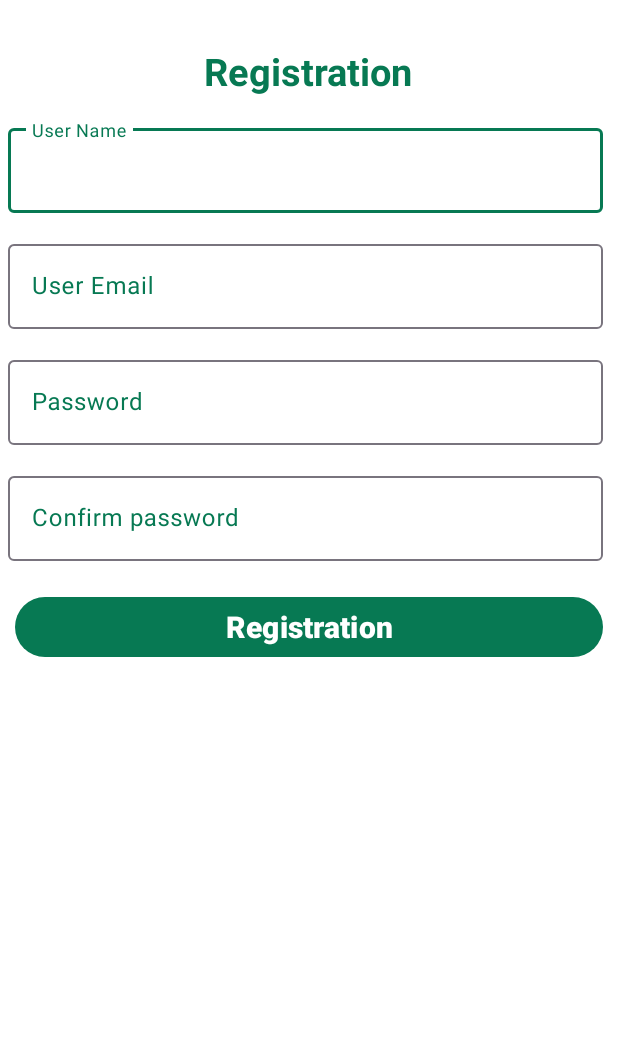
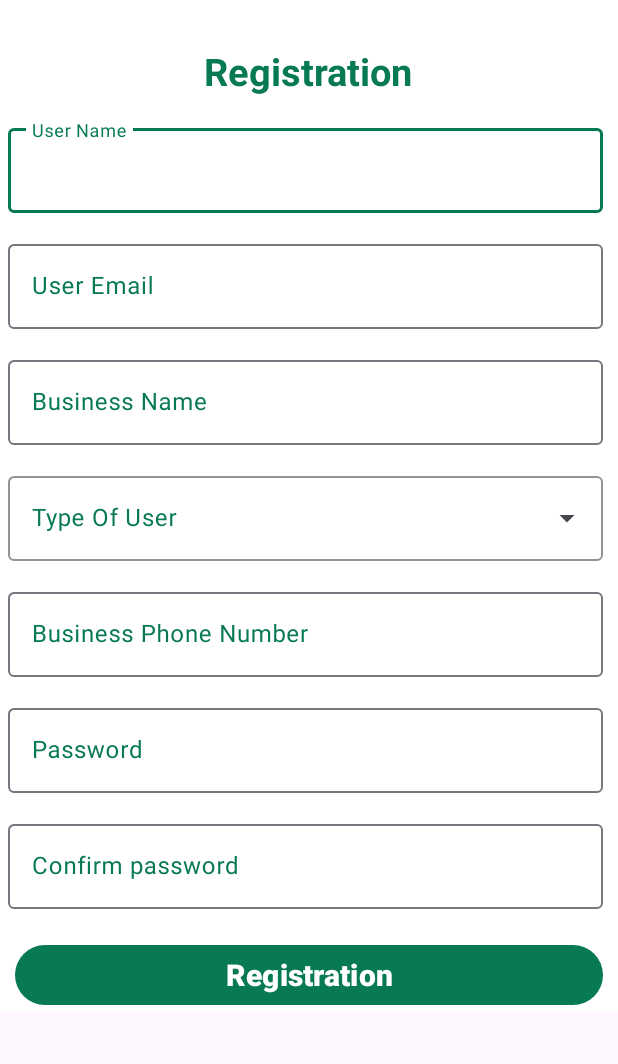
Before and after one commit to RiddhiSGithub/Compostify, an Android app: the layout activity_registration.xml on its own in the app's theme, with its tools: preview values and no code run, on a phone screen of 412 x 824 dp, the part 161-1225 px from its top. Run offline under Robolectric (Android 15) with nearby library versions, the phone set to English and light mode, and no system bars.

Commit message:
Changes in Registration Pages

```diff
--- a/app/src/main/res/layout/activity_registration.xml
+++ b/app/src/main/res/layout/activity_registration.xml
@@ -5,12 +5,14 @@
     android:layout_width="match_parent"
     android:layout_height="match_parent"
     tools:context=".RegistrationActivity">
-    <LinearLayout
+    <ScrollView
         android:layout_width="match_parent"
-        android:layout_height="match_parent"
-        android:orientation="vertical"
-        app:layout_constraintTop_toTopOf="parent"
-        android:background="@color/secondary">
+        android:layout_height="match_parent">
+        <LinearLayout
+            android:layout_width="match_parent"
+            android:layout_height="match_parent"
+            android:background="@color/secondary"
+            android:orientation="vertical">
 
         <com.google.android.material.textview.MaterialTextView
             android:layout_width="wrap_content"
@@ -69,6 +71,62 @@
         </com.google.android.material.textfield.TextInputLayout>
 
         <com.google.android.material.textfield.TextInputLayout
+            android:id="@+id/txtLayBusinessName"
+            android:layout_width="match_parent"
+            android:layout_height="wrap_content"
+            android:paddingLeft="5dp"
+            android:layout_marginTop="15dp"
+            android:layout_marginEnd="10dp"
+            android:hint="@string/BusinessName"
+            android:textColorHint="@color/primary">
+
+            <com.google.android.material.textfield.TextInputEditText
+                android:id="@+id/edtBusinessName"
+                android:layout_width="match_parent"
+                android:layout_height="wrap_content"
+                android:textColor="@color/primary"
+                android:inputType="text"/>
+        </com.google.android.material.textfield.TextInputLayout>
+
+        <com.google.android.material.textfield.TextInputLayout
+            style="@style/Widget.Material3.TextInputLayout.OutlinedBox.ExposedDropdownMenu"
+            android:layout_width="match_parent"
+            android:layout_height="wrap_content"
+            android:hint="@string/type_of_user"
+            android:textColorHint="@color/primary"
+            app:boxStrokeColor="@color/primary"
+            android:paddingStart="5dp"
+            android:layout_marginTop="15dp"
+            android:layout_marginEnd="10dp">
+
+            <AutoCompleteTextView
+                android:id="@+id/edtTypeOfWaste"
+                android:layout_width="match_parent"
+                android:layout_height="wrap_content"
+                android:textColor="@color/primary"
+                android:inputType="none" />
+
+        </com.google.android.material.textfield.TextInputLayout>
+
+        <com.google.android.material.textfield.TextInputLayout
+            android:id="@+id/txtLayBusinessPhoneNumber"
+            android:layout_width="match_parent"
+            android:layout_height="wrap_content"
+            android:paddingLeft="5dp"
+            android:layout_marginTop="15dp"
+            android:layout_marginEnd="10dp"
+            android:hint="@string/BusinessPhoneNumber"
+            android:textColorHint="@color/primary">
+
+            <com.google.android.material.textfield.TextInputEditText
+                android:id="@+id/edtBusinessPhoneNumber"
+                android:layout_width="match_parent"
+                android:layout_height="wrap_content"
+                android:textColor="@color/primary"
+                android:inputType="text"/>
+        </com.google.android.material.textfield.TextInputLayout>
+
+        <com.google.android.material.textfield.TextInputLayout
             android:id="@+id/txtLayPassword"
             android:layout_width="match_parent"
             android:layout_height="wrap_content"
@@ -116,6 +174,8 @@
             android:textSize="20sp"
             android:textStyle="bold"/>
 
-    </LinearLayout>
+        </LinearLayout>
+
+    </ScrollView>
 
 </androidx.constraintlayout.widget.ConstraintLayout>
--- a/app/src/main/res/values/strings.xml
+++ b/app/src/main/res/values/strings.xml
@@ -30,4 +30,7 @@
     <string name="search_title">Search</string>
     <string name="publish_title">Publish</string>
     <string name="profile_title">Profile</string>
+    <string name="BusinessName">Business Name</string>
+    <string name="BusinessPhoneNumber">Business Phone Number</string>
+    <string name="type_of_user">Type Of User</string>
 </resources>
```
